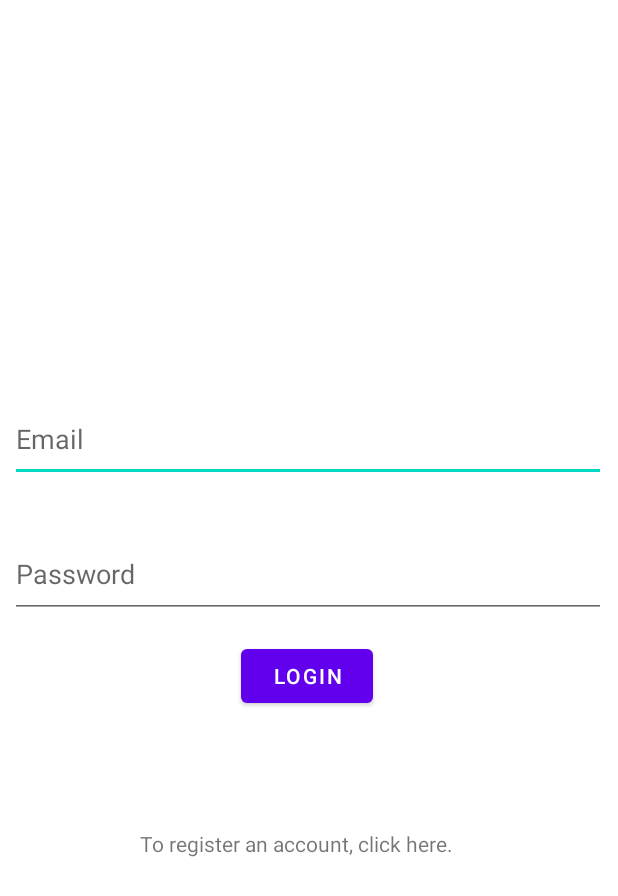
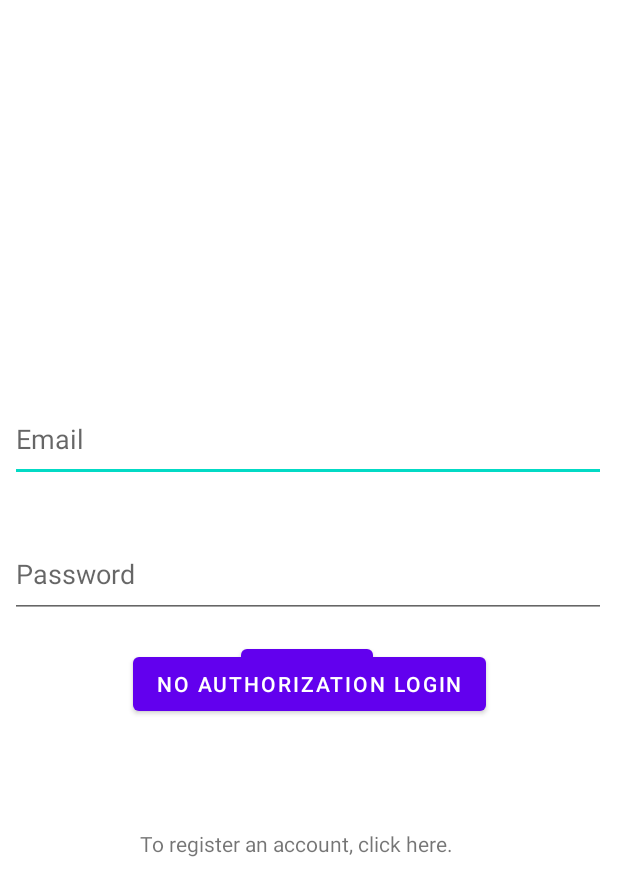
Before and after one commit to chrisnathan20/cartprime-android-app, an Android app: the layout activity_login_customer.xml on its own in the app's theme, with its tools: preview values and no code run, on a phone screen of 412 x 824 dp. Shown: the top 896 px of the screen. Run offline under Robolectric (Android 15) with nearby library versions, the phone set to English and light mode, and no system bars.

Commit message:
implemented customer mvp login

```diff
--- a/android studio code/app/src/main/res/layout/activity_login_customer.xml
+++ b/android studio code/app/src/main/res/layout/activity_login_customer.xml
@@ -144,4 +144,15 @@
         app:layout_constraintStart_toStartOf="@+id/guideline27"
         app:layout_constraintTop_toTopOf="parent" />
 
+    <Button
+        android:id="@+id/temp_button"
+        android:layout_width="wrap_content"
+        android:layout_height="wrap_content"
+        android:layout_marginTop="432dp"
+        android:onClick="no_authorization_login"
+        android:text="No Authorization Login"
+        app:layout_constraintEnd_toEndOf="parent"
+        app:layout_constraintStart_toStartOf="parent"
+        app:layout_constraintTop_toTopOf="parent" />
+
 </androidx.constraintlayout.widget.ConstraintLayout>
```
Also changed, not shown: android studio code/app/src/main/java/com/example/cscb07projectcode/Activities/LoginCustomerActivity.java (+56 -2 lines), android studio code/app/src/main/java/com/example/cscb07projectcode/CustomerModel.java (+80 -1 lines).
